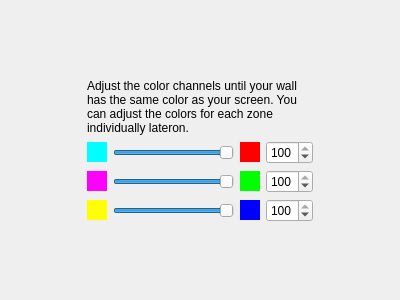
This is Software/src/wizard/GlobalColorCoefPage.ui in woodenshark/Lightpack as Qt 5 draws it before an edit. The edited form follows.
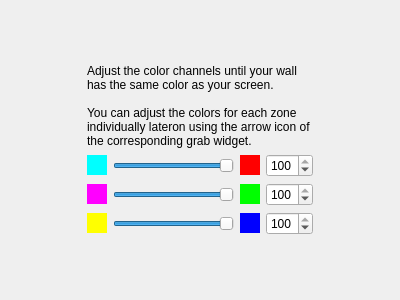
This is the edited form. Icons and pictures are not drawn.

Commit message: Add icon reference for individual zone adjustment

```diff
--- a/Software/src/wizard/GlobalColorCoefPage.ui
+++ b/Software/src/wizard/GlobalColorCoefPage.ui
@@ -664,7 +664,7 @@
       <bool>true</bool>
      </property>
      <property name="text">
-      <string>Adjust the color channels until your wall has the same color as your screen. You can adjust the colors for each zone individually lateron.</string>
+      <string>&lt;html&gt;&lt;head/&gt;&lt;body&gt;&lt;p&gt;Adjust the color channels until your wall has the same color as your screen.&lt;br/&gt;&lt;/p&gt;&lt;table border=&quot;0&quot; style=&quot; margin-top:0px; margin-bottom:0px; margin-left:0px; margin-right:0px;&quot; cellspacing=&quot;0&quot; cellpadding=&quot;0&quot;&gt;&lt;tr&gt;&lt;td&gt;&lt;p&gt;You can adjust the colors for each zone individually lateron using the arrow icon of the corresponding grab widget.&lt;/p&gt;&lt;/td&gt;&lt;td style=&quot; padding-left:2;&quot;&gt;&lt;p&gt;&lt;img src=&quot;:/buttons/arrow_right_dark_24px.png&quot;/&gt;&lt;/p&gt;&lt;/td&gt;&lt;/tr&gt;&lt;/table&gt;&lt;/body&gt;&lt;/html&gt;</string>
      </property>
      <property name="wordWrap">
       <bool>true</bool>
```
Left out of the diff: 4 changed lines with no effect on the pictures.
